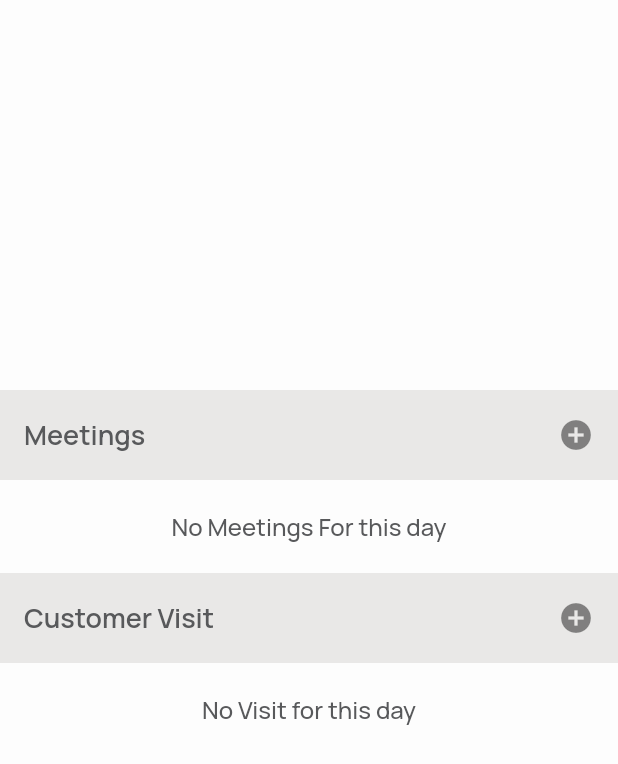
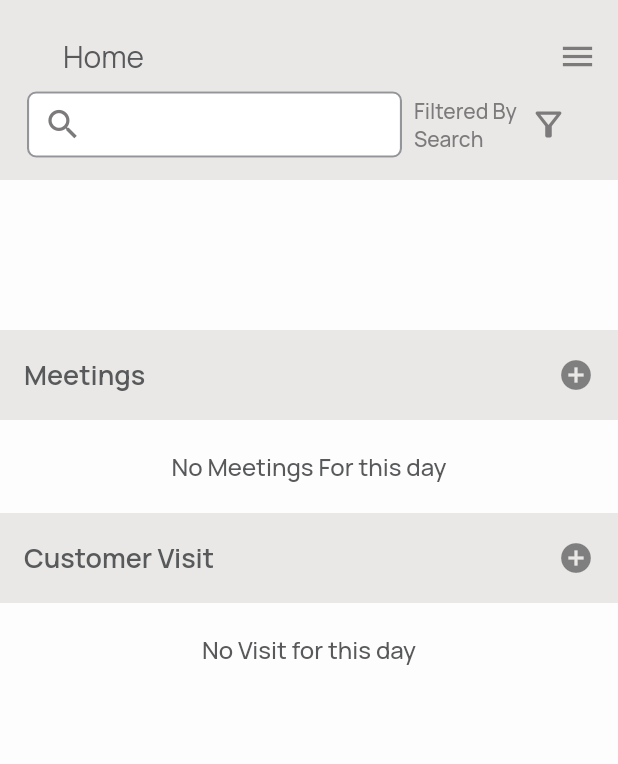
Before and after one commit to Hassan-Ali-Syed/sales_person_app, a Flutter app: the HomePageScreen widget shown alone on an empty page, opened directly, on a phone screen of 412 x 824 dp. Shown: the top 764 px of the screen. Run offline on Flutter 3.47's test engine with Material 3 defaults, Android fonts, the phone set to English and light mode, and no system bars; our stand-ins replace dio, get, get_storage, google_fonts, graphql_flutter, pretty_dio_logger; missing offline and left inert: bottom_navbar_with_indicator, flutter_barcode_scanner; accounts and stored records are empty; network calls fail.

Commit message:
home page UI Updated

```diff
--- a/lib/constants/sizes.dart
+++ b/lib/constants/sizes.dart
@@ -110,6 +110,7 @@ class Sizes {
   static const double HEIGHT_144 = 144.0;
   static const double HEIGHT_140 = 140.0;
   static const double HEIGHT_130 = 130.0;
+    static const double HEIGHT_124 = 124.0;
   static const double HEIGHT_120 = 120.0;
   static const double HEIGHT_114 = 114.0;
   static const double HEIGHT_110 = 110.0;
--- a/lib/routes/app_pages.dart
+++ b/lib/routes/app_pages.dart
@@ -37,7 +37,7 @@ class AppPages {
     ),
     GetPage(
       name: AppRoutes.HOME_PAGE,
-      page: () => const HomePageScreen(),
+      page: () => HomePageScreen(),
       binding: MainPageBinding(),
     ),
     GetPage(
--- a/lib/views/main_page/controllers/main_page_controller.dart
+++ b/lib/views/main_page/controllers/main_page_controller.dart
@@ -24,14 +24,14 @@ class MainPageController extends GetxController {
   final GlobalKey<ScaffoldState> mainPageScaffoldKey =
       GlobalKey<ScaffoldState>();
   // Observable for selecte Index from NavBar
-  var selectedIndex = 1.obs;
+  var selectedIndex = 0.obs;
 
   // flag for tracking API process
   var isLoading = false.obs;
 
   // Pages for bottom navigation
   List pages = [
-    const HomePageScreen(),
+    HomePageScreen(),
     const CustomerPageScreen(),
     const ContactPageScreen(),
     const MorePageScreen()
--- a/lib/views/main_page/views/home_page_screen.dart
+++ b/lib/views/main_page/views/home_page_screen.dart
@@ -4,20 +4,108 @@ import 'package:sales_person_app/constants/constants.dart';
 import 'package:sales_person_app/extensions/context_extension.dart';
 import 'package:sales_person_app/themes/themes.dart';
 import 'package:sales_person_app/views/main_page/controllers/main_page_controller.dart';
-import 'package:sales_person_app/views/main_page/views/customer_page_screen.dart';
 
 class HomePageScreen extends GetView<MainPageController> {
-  const HomePageScreen({super.key});
+  HomePageScreen({super.key});
   static const String routeName = '/home_page_screen';
-
+  final OutlineInputBorder outlineInputBorder = OutlineInputBorder(
+    borderSide: const BorderSide(
+      width: 1.4,
+      color: Color(0xff939598),
+    ),
+    borderRadius: BorderRadius.circular(Sizes.RADIUS_6),
+  );
   @override
   Widget build(BuildContext context) {
-    return SingleChildScrollView(
+    return SafeArea(
+      child: SingleChildScrollView(
         child: Column(
           children: [
+            Container(
+              padding: const EdgeInsets.only(
+                  top: Sizes.PADDING_24,
+                  left: Sizes.PADDING_18,
+                  right: Sizes.PADDING_14,
+                  bottom: Sizes.PADDING_12),
+              height: Sizes.HEIGHT_120,
+              width: double.infinity,
+              color: LightTheme.appBarBackgroundColor,
+              child: Column(
+                children: [
+                  Row(
+                    mainAxisAlignment: MainAxisAlignment.spaceBetween,
+                    children: [
+                      const Padding(
+                        padding: EdgeInsets.only(left: Sizes.PADDING_24),
+                        child: Text(
+                          'Home',
+                          style: TextStyle(
+                            fontSize: Sizes.TEXT_SIZE_20,
+                            fontWeight: FontWeight.normal,
+                            color: LightTheme.appBarTextColor,
+                          ),
+                        ),
+                      ),
+                      GestureDetector(
+                        onTap: () {},
+                        child: const Icon(
+                          Icons.menu,
+                          color: Color(0xff7C7A7A),
+                          size: Sizes.ICON_SIZE_26,
+                        ),
+                      )
+                    ],
+                  ),
+                  Padding(
+                    padding: const EdgeInsets.only(top: Sizes.PADDING_10),
+                    child: Row(
+                      children: [
+                        SizedBox(
+                          height: Sizes.HEIGHT_44,
+                          width: Sizes.WIDTH_250,
+                          child: TextField(
+                            textAlign: TextAlign.justify,
+                            textAlignVertical: TextAlignVertical.center,
+                            decoration: InputDecoration(
+                                prefixIcon: const Icon(
+                                  Icons.search,
+                                  color: Color(0xff7C7A7A),
+                                  size: Sizes.ICON_SIZE_26,
+                                ),
+                                filled: true,
+                                fillColor: Colors.white,
+                                enabledBorder: outlineInputBorder,
+                                focusedBorder: outlineInputBorder),
+                          ),
+                        ),
+                        Padding(
+                          padding: const EdgeInsets.symmetric(
+                              horizontal: Sizes.PADDING_8),
+                          child: Text(
+                            'Filtered By\nSearch',
+                            style: context.bodySmall.copyWith(
+                              fontSize: Sizes.TEXT_SIZE_14,
+                              color: const Color(0xff7C7A7A),
+                            ),
+                          ),
+                        ),
+                        GestureDetector(
+                          onTap: () {},
+                          child: const Icon(
+                            Icons.filter_alt_outlined,
+                            color: Color(0xff7C7A7A),
+                            size: Sizes.ICON_SIZE_26,
+                          ),
+                        )
+                      ],
+                    ),
+                  )
+                ],
+              ),
+            ),
             Padding(
               padding: const EdgeInsets.only(
-                top: Sizes.PADDING_260, bottom: Sizes.HEIGHT_20),
+                  top: Sizes.PADDING_100, bottom: Sizes.HEIGHT_20),
               child: ListTile(
                 minTileHeight: Sizes.HEIGHT_60,
                 tileColor: LightTheme.appBarBackgroundColor,
@@ -68,6 +156,7 @@ class HomePageScreen extends GetView<MainPageController> {
             ),
           ],
         ),
+      ),
     );
   }
 }
--- a/lib/views/main_page/views/main_page.dart
+++ b/lib/views/main_page/views/main_page.dart
@@ -13,18 +13,21 @@ class MainPage extends GetView<MainPageController> {
 
   @override
   Widget build(BuildContext context) {
-    return Scaffold(
-
+    return Obx(
+      () => Scaffold(
         key: controller.mainPageScaffoldKey,
-        appBar: customAppBar(
+        appBar: controller.selectedIndex.value == 0
+            ? null
+            : customAppBar(
+                customLeading: true,
                 onTap: () {
                   controller.mainPageScaffoldKey.currentState!.openEndDrawer();
                 },
                 context: context,
                 automaticallyImplyLeading: false,
                 title: Obx(
-              () =>
-                  Text(controller.appBarTitle[controller.selectedIndex.value]),
+                  () => Text(
+                      controller.appBarTitle[controller.selectedIndex.value]),
                 ),
                 isDrawerIcon: true),
         bottomNavigationBar: Obx(
@@ -63,17 +66,15 @@ class MainPage extends GetView<MainPageController> {
                 isAssetsImage: false,
               ),
             ],
-
-
-
+          ),
+        ),
         endDrawer: CustomDrawer(
           logOutOnTap: () => controller.userLogOut(),
-
-        ),
         ),
         body: Obx(
           () => controller.pages[controller.selectedIndex.value],
         ),
+      ),
     );
   }
 }
```
Lines whose indentation alone changed are shown as unchanged.
